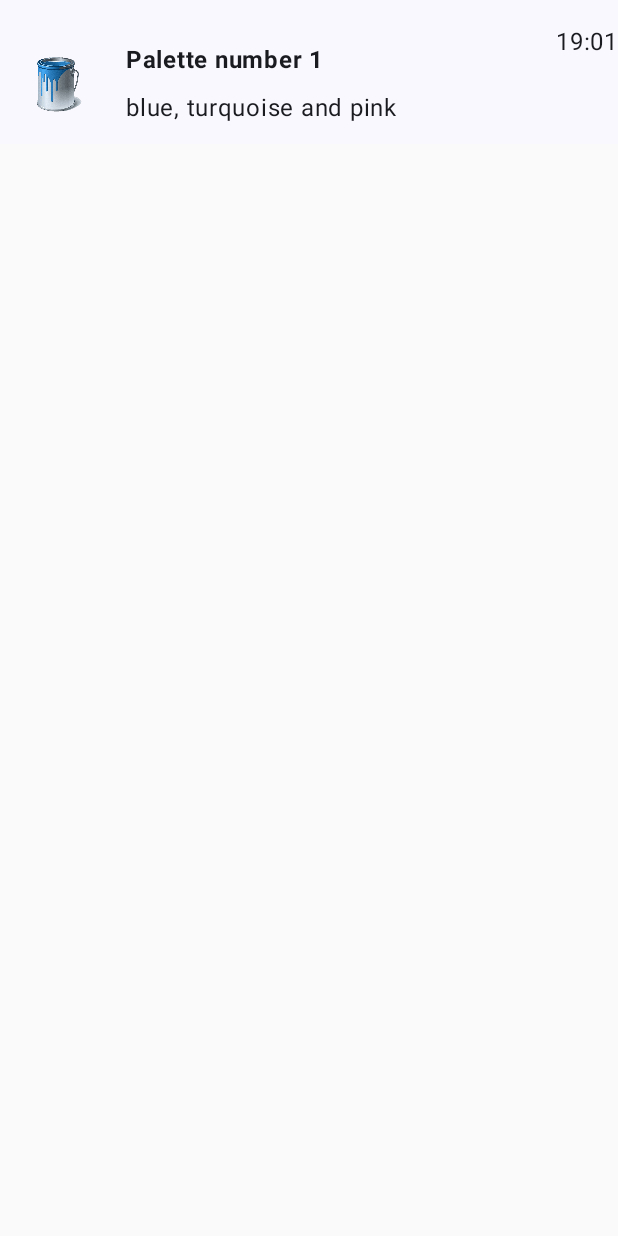
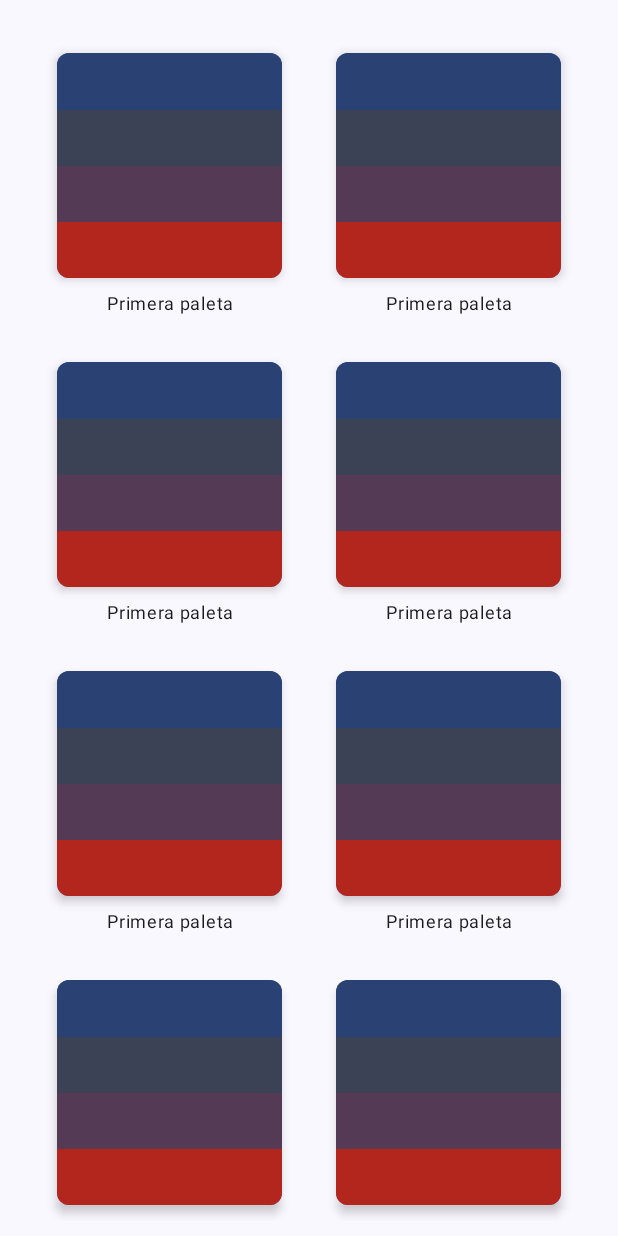
Before and after one commit to 0spol/ColorPlayground, an Android app built with Jetpack Compose: the screen it shows after launch (MainActivity2 before the commit, CardExample after it), on a phone screen of 412 x 824 dp. Run offline under Robolectric (Android 15) with nearby library versions, the phone set to English and light mode, and no system bars.

Commit message:
Card: Alterando os cartões, para acrescentar cores

```diff
--- a/app/src/main/AndroidManifest.xml
+++ b/app/src/main/AndroidManifest.xml
@@ -16,7 +16,10 @@
             android:name="MainActivity"
             android:exported="false" />
         <activity
-            android:name=".data.MainActivity2"
+            android:name=".testes.MainActivity2"
+            android:exported="false" />
+        <activity
+            android:name=".testes.CardExample"
             android:exported="true"
             android:theme="@style/Theme.ColorPlayground">
             <intent-filter>
--- /dev/null
+++ b/app/src/main/java/com/ospol/colorplayground/testes/CardExample.kt
@@ -0,0 +1,109 @@
+package com.ospol.colorplayground.testes
+
+import android.os.Bundle
+import androidx.activity.ComponentActivity
+import androidx.activity.compose.setContent
+import androidx.activity.enableEdgeToEdge
+import androidx.compose.foundation.background
+import androidx.compose.foundation.layout.Arrangement
+import androidx.compose.foundation.layout.Box
+import androidx.compose.foundation.layout.Column
+import androidx.compose.foundation.layout.PaddingValues
+import androidx.compose.foundation.layout.Spacer
+import androidx.compose.foundation.layout.fillMaxWidth
+import androidx.compose.foundation.layout.height
+import androidx.compose.foundation.layout.padding
+import androidx.compose.foundation.layout.size
+import androidx.compose.foundation.lazy.LazyColumn
+import androidx.compose.foundation.lazy.LazyRow
+import androidx.compose.foundation.lazy.grid.GridCells
+import androidx.compose.foundation.lazy.grid.LazyVerticalGrid
+import androidx.compose.foundation.shape.RoundedCornerShape
+import androidx.compose.material3.Card
+import androidx.compose.material3.CardDefaults
+import androidx.compose.material3.MaterialTheme
+import androidx.compose.material3.Surface
+import androidx.compose.material3.Text
+import androidx.compose.runtime.Composable
+import androidx.compose.ui.Alignment
+import androidx.compose.ui.Modifier
+import androidx.compose.ui.text.style.TextAlign
+import androidx.compose.ui.tooling.preview.Preview
+import androidx.compose.ui.unit.dp
+import androidx.compose.ui.unit.sp
+import com.ospol.colorplayground.ui.theme.ColorPlaygroundTheme
+
+class CardExample : ComponentActivity()     {
+override fun onCreate(savedInstanceState: Bundle?) {
+    super.onCreate(savedInstanceState)
+    enableEdgeToEdge()
+    setContent {
+        ColorPlaygroundTheme {
+            Surface (color = MaterialTheme.colorScheme.background ){
+                MyCardList()
+            }
+
+        }
+    }
+}
+}
+
+@Composable
+fun MyCardList(){
+    LazyColumn(
+        modifier = Modifier.padding(10.dp).padding(top = 20.dp),
+        verticalArrangement = Arrangement.spacedBy(16.dp)
+    ) {
+        items(7) {
+            LazyRow(
+                modifier = Modifier.fillMaxWidth(),
+                horizontalArrangement = Arrangement.spacedBy(25.dp, Alignment.CenterHorizontally)
+            ) {
+                items(2) {
+                    MyCard2()
+                }
+            }
+        }
+    }
+}
+
+@Composable
+fun MyCard2(){
+    Column(
+        modifier = Modifier.padding(5.dp)
+    ) {
+        Card(
+            modifier = Modifier.size(width = 150.dp, height = 150.dp),
+            colors = CardDefaults.cardColors(
+                containerColor = MaterialTheme.colorScheme.primaryContainer
+            ),
+            shape = RoundedCornerShape(8.dp),
+            elevation = CardDefaults.cardElevation(defaultElevation = 4.dp)
+        ) {
+            Column(
+
+            ) {
+                Box(modifier = Modifier.weight(1f).fillMaxWidth().background(MaterialTheme.colorScheme.primary))
+                Box(modifier = Modifier.weight(1f).fillMaxWidth().background(MaterialTheme.colorScheme.secondary))
+                Box(modifier = Modifier.weight(1f).fillMaxWidth().background(MaterialTheme.colorScheme.tertiary))
+                Box(modifier = Modifier.weight(1f).fillMaxWidth().background(MaterialTheme.colorScheme.error))
+            }
+        }
+        Text(
+            text = "Primera paleta",
+            modifier = Modifier
+                .fillMaxWidth()
+                .padding(top = 5.dp).align(Alignment.CenterHorizontally),
+            textAlign = TextAlign.Center,
+            fontSize = 12.sp
+        )
+    }
+}
+
+@Preview(showBackground = true)
+@Composable
+fun MyCardPreview(){
+    ColorPlaygroundTheme {
+        MyCardList()
+    }
+}
--- a/app/src/main/java/com/ospol/colorplayground/data/MainActivity2.kt
+++ b/app/src/main/java/com/ospol/colorplayground/testes/MainActivity2.kt
@@ -1,4 +1,4 @@
-package com.ospol.colorplayground.data
+package com.ospol.colorplayground.testes
 
 import android.os.Bundle
 import androidx.activity.ComponentActivity
--- a/app/src/main/java/com/ospol/colorplayground/ui/theme/Color.kt
+++ b/app/src/main/java/com/ospol/colorplayground/ui/theme/Color.kt
@@ -9,3 +9,8 @@ val Pink80 = Color(0xFFEFB8C8)
 val Purple40 = Color(0xFF6650a4)
 val PurpleGrey40 = Color(0xFF625b71)
 val Pink40 = Color(0xFF7D5260)
+
+val primaryLight = Color(0xFF006A67)
+val onPrimaryLight = Color(0xFFFFFFFF)
+val primaryContainerLight = Color(0xFF9CF1ED)
+val onPrimaryContainerLight = Color(0xFF00504E)
--- a/app/src/main/java/com/ospol/colorplayground/ui/theme/Theme.kt
+++ b/app/src/main/java/com/ospol/colorplayground/ui/theme/Theme.kt
@@ -12,15 +12,15 @@ import androidx.compose.runtime.Composable
 import androidx.compose.ui.platform.LocalContext
 
 private val DarkColorScheme = darkColorScheme(
-    primary = Purple80,
-    secondary = PurpleGrey80,
-    tertiary = Pink80
+    primary = primaryLight,
+    secondary = primaryContainerLight,
+    tertiary = onPrimaryContainerLight
 )
 
 private val LightColorScheme = lightColorScheme(
-    primary = Purple40,
-    secondary = PurpleGrey40,
-    tertiary = Pink40
+    primary = primaryLight,
+    secondary = primaryContainerLight,
+    tertiary = onPrimaryContainerLight
 
     /* Other default colors to override
     background = Color(0xFFFFFBFE),
```
Also changed, not shown: gradle/wrapper/gradle-wrapper.properties.
